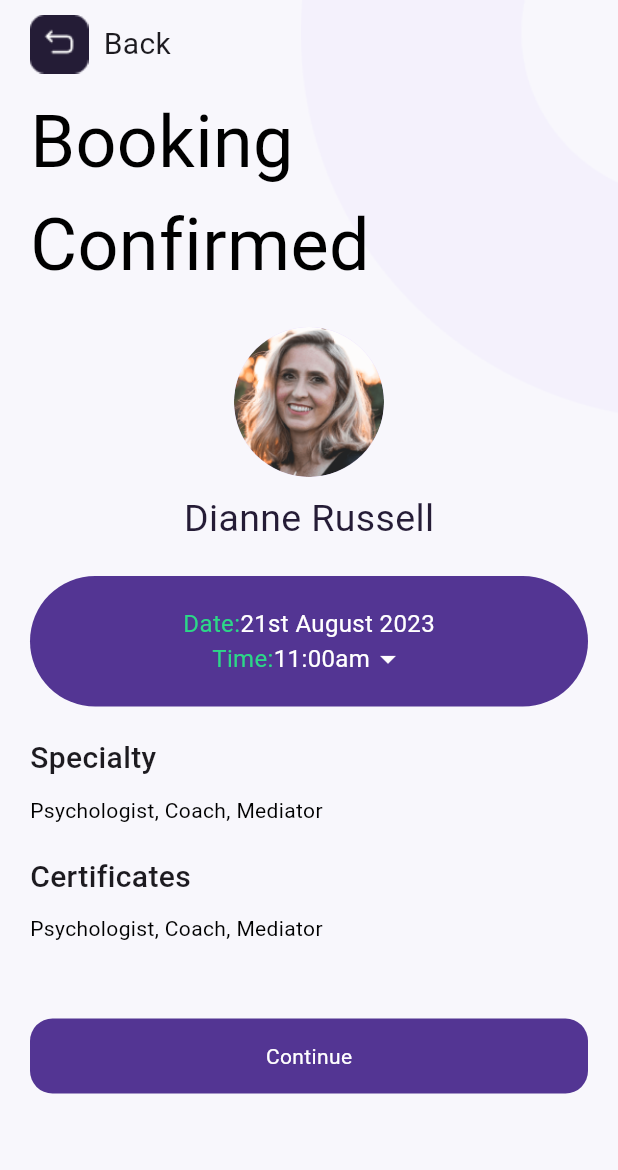
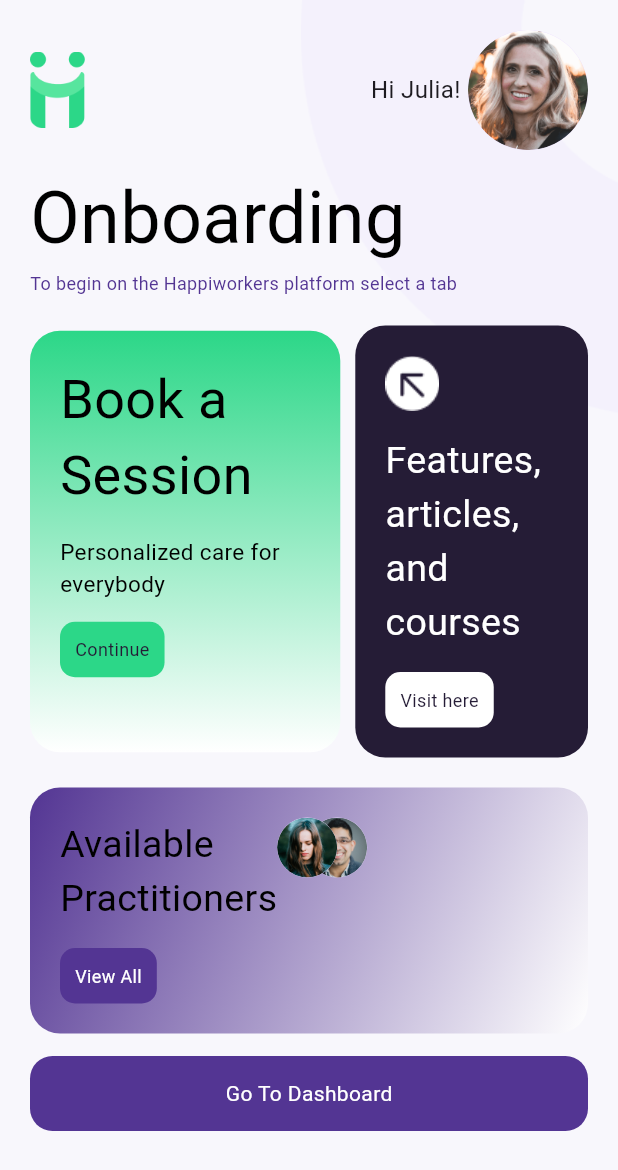
Before and after one commit to woedy/happi_workers_client, a Flutter app: the screen it shows after launch, on a phone screen of 412 x 824 dp. Shown: the top 1170 px of the screen. Run offline on Flutter 3.47's test engine with Material 3 defaults, Android fonts, the phone set to English and light mode, and no system bars; our stand-ins replace pin_code_text_field, shared_preferences; Roboto replaces fonts that are missing (Montserrat); project files that could hold a hidden picture were left out.

Commit message:
Working On Homepage
onboarding done

```diff
--- /dev/null
+++ b/lib/HomePage/onboarding_screen.dart
@@ -0,0 +1,415 @@
+import 'dart:io';
+
+import 'package:flutter/material.dart';
+import 'package:flutter/services.dart';
+import 'package:happi_workers_client/constants.dart';
+
+
+class OnboardingScreen extends StatefulWidget {
+  const OnboardingScreen({super.key});
+
+  @override
+  State<OnboardingScreen> createState() => _OnboardingScreenState();
+}
+
+class _OnboardingScreenState extends State<OnboardingScreen> {
+  final _formKey = GlobalKey<FormState>();
+  File? _image;
+  String? selectedCertificate;
+
+
+  @override
+  Widget build(BuildContext context) {
+    return Scaffold(
+
+        body: SafeArea(
+            bottom: false,
+
+            child: Stack(
+              children: [
+                Container(
+                  height: MediaQuery.of(context).size.height,
+                  width: MediaQuery.of(context).size.width,
+                  child: Stack(
+                    children: [
+
+                      Positioned(
+                          top: 0,
+                          right: 0,
+                          child: Image(
+                              height: 280,
+                              image: AssetImage("assets/images/conner.png"))),
+
+                    ],
+                  ),
+                ),
+                Column(
+                  children: [
+
+
+
+
+                    Container(
+                      width: MediaQuery.of(context).size.width,
+                      //color: Colors.red,
+                      padding: EdgeInsets.symmetric(horizontal: 20),
+                      child: Column(
+                        crossAxisAlignment: CrossAxisAlignment.center,
+                        children: [
+                          SizedBox(
+                            height: 20,
+                          ),
+                          Row(
+                            mainAxisAlignment: MainAxisAlignment.spaceBetween,
+                            children: [
+                              Image(
+                                  height: 51,
+                                  image:
+                                  AssetImage("assets/images/Happiworkers Full color1@4x 2.png")),
+
+                              Row(
+                                children: [
+                                  Text(
+                                    "Hi Julia!",
+                                    style: TextStyle(
+                                        fontSize: 16,
+                                       ),
+                                  ),
+
+                                  SizedBox(
+                                    width: 5,
+                                  ),
+
+                                  CircleAvatar(
+                                    radius: 40,
+                                    backgroundImage: AssetImage("assets/images/user.png"),
+
+                                  ),
+                                ],
+                              )
+
+                            ],
+                          ),
+                          SizedBox(
+                            height: 10,
+                          ),
+
+                        ],
+                      ),
+                    ),
+
+                    Expanded(
+                      child: SingleChildScrollView(
+                        child: Container(
+                          width: MediaQuery.of(context).size.width,
+                          //color: Colors.red,
+                          padding: EdgeInsets.symmetric(horizontal: 20, vertical: 1),
+                          child: Column(
+                            crossAxisAlignment: CrossAxisAlignment.center,
+                            children: [
+
+
+                              SingleChildScrollView(
+                                child: Container(
+                                  height: MediaQuery.of(context).size.height,
+                                  child: Column(
+                                    crossAxisAlignment: CrossAxisAlignment.start,
+
+                                    children: [
+
+
+                                      Expanded(
+                                        child: Column(
+                                          crossAxisAlignment: CrossAxisAlignment.start,
+
+                                          children: [
+                                            Row(
+                                              mainAxisAlignment: MainAxisAlignment.start,
+                                              children: [
+                                                Expanded(
+                                                  child: Text(
+                                                    "Onboarding",
+                                                    style: TextStyle(
+                                                        fontSize: 48,
+                                                        fontWeight: FontWeight.w400,
+                                                        color: Colors.black),
+                                                  ),
+                                                ),
+
+                                              ],
+                                            ),
+                                            Row(
+                                              mainAxisAlignment: MainAxisAlignment.start,
+                                              children: [
+                                                Expanded(
+                                                  child: Text(
+                                                    "To begin on the Happiworkers platform select a tab",
+                                                    style: TextStyle(
+                                                        fontSize: 12,
+                                                        fontWeight: FontWeight.w400,
+                                                        color: happiPrimary),
+                                                  ),
+                                                ),
+
+                                              ],
+                                            ),
+
+
+                                            SizedBox(
+                                              height: 20,
+                                            ),
+
+                                          Column(
+
+                                            children: [
+
+                                              Row(
+                                                children: [
+                                                  Expanded(
+                                                    flex:4,
+                                                    child: Container(
+                                                      padding: EdgeInsets.all(20),
+                                                      decoration: BoxDecoration(
+                                                        borderRadius: BorderRadius.circular(20),
+                                                          gradient: LinearGradient(
+                                                              begin: Alignment.topCenter,
+                                                              end: Alignment.bottomCenter,
+                                                              colors: <Color>[happiGreen, Colors.white])
+                                                      ),
+                                                      child: Column(
+                                                        crossAxisAlignment: CrossAxisAlignment.start,
+                                                        children: [
+                                                          Text(
+                                                            "Book a Session",
+                                                            style: TextStyle(
+                                                                fontSize: 36,
+                                                                fontWeight: FontWeight.w400,
+                                                                color: Colors.black),
+                                                          ),
+
+                                                          SizedBox(
+                                                            height: 15,
+                                                          ),
+                                                          Text(
+                                                            "Personalized care for everybody",
+                                                            style: TextStyle(
+                                                                fontSize: 15,
+                                                                fontWeight: FontWeight.w400,
+                                                                color: Colors.black),
+                                                          ),
+
+                                                          SizedBox(
+                                                            height: 15,
+                                                          ),
+                                                          Container(
+                                                            padding: EdgeInsets.all(10),
+                                                            decoration: BoxDecoration(
+                                                              color: happiGreen,
+                                                              borderRadius: BorderRadius.circular(10)
+                                                            ),
+                                                            child: Text(
+                                                              "Continue",
+                                                              style: TextStyle(
+                                                                  fontSize: 12,
+                                                                  fontWeight: FontWeight.w400,
+                                                                  color: happiDark),
+                                                            ),
+                                                          ),
+
+                                                          SizedBox(
+                                                            height: 30,
+                                                          ),
+                                                        ],
+                                                      ),
+                                                    ),
+                                                  ),
+                                                  SizedBox(
+                                                    width: 10,
+                                                  ),
+                                                  Expanded(
+                                                    flex:3,
+                                                    child: Container(
+                                                      padding: EdgeInsets.all(20),
+                                                      decoration: BoxDecoration(
+                                                        borderRadius: BorderRadius.circular(20),
+                                                        color: happiDark
+                                                      ),
+                                                      child: Column(
+                                                        crossAxisAlignment: CrossAxisAlignment.start,
+                                                        children: [
+                                                          Image(image: AssetImage("assets/icons/arrowup.png")),
+
+                                                          SizedBox(
+                                                            height: 15,
+                                                          ),
+                                                          Text(
+                                                            "Features, articles, and courses",
+                                                            style: TextStyle(
+                                                                fontSize: 25,
+                                                                fontWeight: FontWeight.w400,
+                                                                color: Colors.white),
+                                                          ),
+
+
+
+                                                          SizedBox(
+                                                            height: 15,
+                                                          ),
+                                                          Container(
+                                                            padding: EdgeInsets.all(10),
+                                                            decoration: BoxDecoration(
+                                                              color: Colors.white,
+                                                              borderRadius: BorderRadius.circular(10)
+                                                            ),
+                                                            child: Text(
+                                                              "Visit here",
+                                                              style: TextStyle(
+                                                                  fontSize: 12,
+                                                                  fontWeight: FontWeight.w400,
+                                                                  color: happiDark),
+                                                            ),
+                                                          ),
+                                                        ],
+                                                      ),
+                                                    ),
+                                                  ),
+                                                ],
+                                              ),
+                                              SizedBox(
+                                                height: 20,
+                                              ),
+
+
+                                              Row(
+                                                children: [
+                                                  Expanded(
+                                                    flex:4,
+                                                    child: Container(
+                                                      padding: EdgeInsets.all(20),
+                                                      decoration: BoxDecoration(
+                                                          borderRadius: BorderRadius.circular(20),
+                                                          gradient: LinearGradient(
+                                                              begin: Alignment.topLeft,
+                                                              end: Alignment.bottomRight,
+                                                              colors: <Color>[happiPrimary, Colors.white])
+                                                      ),
+                                                      child: Column(
+                                                        crossAxisAlignment: CrossAxisAlignment.start,
+                                                        children: [
+                                                          Row(
+                                                            crossAxisAlignment: CrossAxisAlignment.start,
+                                                            mainAxisAlignment: MainAxisAlignment.spaceBetween,
+                                                            children: [
+                                                              Text(
+                                                                "Available\nPractitioners",
+                                                                style: TextStyle(
+                                                                    fontSize: 25,
+                                                                    fontWeight: FontWeight.w400,
+                                                                    color: Colors.black),
+                                                              ),
+                                                              Expanded(
+                                                                child: Container(
+                                                                  child: Stack(
+                                                                    children: [
+                                                                      Positioned(
+                                                                        left: 20,
+                                                                        child: CircleAvatar(
+                                                                          backgroundImage: AssetImage("assets/images/user3.png"),
+                                                                        ),
+                                                                      ),
+                                                                      CircleAvatar(
+                                                                        backgroundImage: AssetImage("assets/images/user2.png"),
+                                                                      ),
+
+                                                                    ],
+                                                                  ),
+                                                                ),
+                                                              )
+                                                            ],
+                                                          ),
+
+
+
+                                                          SizedBox(
+                                                            height: 15,
+                                                          ),
+                                                          Container(
+                                                            padding: EdgeInsets.all(10),
+                                                            decoration: BoxDecoration(
+                                                                color: happiPrimary,
+                                                                borderRadius: BorderRadius.circular(10)
+                                                            ),
+                                                            child: Text(
+                                                              "View All",
+                                                              style: TextStyle(
+                                                                  fontSize: 12,
+                                                                  fontWeight: FontWeight.w400,
+                                                                  color: Colors.white),
+                                                            ),
+                                                          ),
+
+
+                                                        ],
+                                                      ),
+                                                    ),
+                                                  ),
+                                                ],
+                                              )
+
+                                            ],
+                                          ),
+                                            SizedBox(
+                                              height: 15,
+                                            ),
+
+
+                                            InkWell(
+                                              onTap: () {
+
+                                                //  Navigator.of(context).push(MaterialPageRoute(builder: (BuildContext context) => MyDeviceCheck()));
+
+                                              },
+                                              child: Container(
+                                                padding: EdgeInsets.all(15),
+                                                decoration: BoxDecoration(
+                                                    color: happiPrimary,
+                                                    borderRadius: BorderRadius.circular(15)),
+                                                child: Center(
+                                                  child: Text(
+                                                    "Go To Dashboard",
+                                                    style: TextStyle(color: Colors.white),
+                                                  ),
+                                                ),
+                                              ),
+                                            ),
+
+                                          ],
+                                        ),
+                                      ),
+
+
+
+
+
+
+
+                                    ],
+                                  ),
+                                ),
+                              )
+                            ],
+                          ),
+                        ),
+                      ),
+                    ),
+                  ],
+                )
+              ],
+            )));
+  }
+
+
+
+
+
+}
--- a/lib/main.dart
+++ b/lib/main.dart
@@ -2,6 +2,7 @@ import 'package:flutter/cupertino.dart';
 import 'package:flutter/material.dart';
 import 'package:flutter/services.dart';
 import 'package:happi_workers_client/Components/theme.dart';
+import 'package:happi_workers_client/HomePage/onboarding_screen.dart';
 import 'package:happi_workers_client/ProfileCustom/profile_custom1.dart';
 import 'package:happi_workers_client/ProfileCustom/profile_custom2.dart';
 import 'package:happi_workers_client/ProfileCustom/profile_custom3.dart';
@@ -37,7 +38,7 @@ class MyApp extends StatelessWidget {
         debugShowCheckedModeBanner: false,
         title: 'Happiworkers',
         theme: theme(),
-        home: ProfileCustomization9(),
+        home: MyHomePage(),
       ),
     );
   }
@@ -68,7 +69,7 @@ class _MyHomePageState extends State<MyHomePage> {
         builder: (BuildContext context, AsyncSnapshot snapshot) {
 
           //return api_key == null ? SplashScreen() : HomeScreen();
-          return WelcomePage1();
+          return OnboardingScreen();
 
         });
   }
```
Also changed, not shown: assets/icons/arrowup.png (added).
